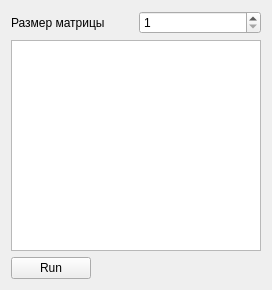
FelixDes/Eigenvectors, file ui.ui: the form before one commit.
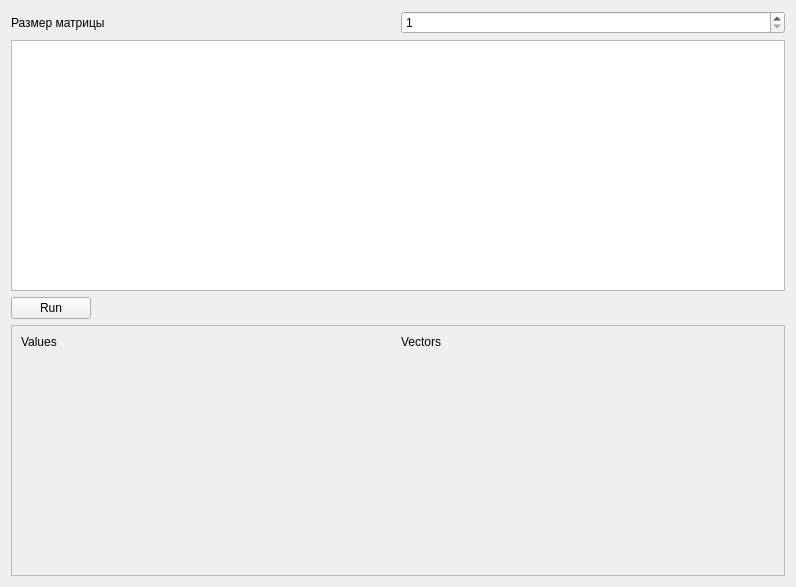
The form after the commit.

Diff of the .ui file:
```diff
--- a/ui.ui
+++ b/ui.ui
@@ -9,14 +9,14 @@
    <rect>
     <x>0</x>
     <y>0</y>
-    <width>272</width>
-    <height>290</height>
+    <width>796</width>
+    <height>587</height>
    </rect>
   </property>
   <property name="windowTitle">
    <string>Form</string>
   </property>
-  <layout class="QHBoxLayout" name="horizontalLayout_3">
+  <layout class="QVBoxLayout" name="verticalLayout_5">
    <item>
     <layout class="QVBoxLayout" name="verticalLayout">
      <item>
@@ -68,6 +68,78 @@
        </item>
       </layout>
      </item>
+     <item>
+      <layout class="QVBoxLayout" name="verticalLayout_2">
+       <item>
+        <widget class="QScrollArea" name="scrollArea">
+         <property name="widgetResizable">
+          <bool>true</bool>
+         </property>
+         <widget class="QWidget" name="scrollAreaWidgetContents">
+          <property name="geometry">
+           <rect>
+            <x>0</x>
+            <y>0</y>
+            <width>776</width>
+            <height>236</height>
+           </rect>
+          </property>
+          <layout class="QHBoxLayout" name="horizontalLayout_4">
+           <item>
+            <layout class="QVBoxLayout" name="verticalLayout_4">
+             <item>
+              <layout class="QHBoxLayout" name="horizontalLayout_5">
+               <item>
+                <layout class="QVBoxLayout" name="_2">
+                 <item>
+                  <widget class="QLabel" name="label_2">
+                   <property name="text">
+                    <string>Values</string>
+                   </property>
+                  </widget>
+                 </item>
+                 <item>
+                  <layout class="QVBoxLayout" name="outputValuesLayout"/>
+                 </item>
+                </layout>
+               </item>
+               <item>
+                <layout class="QVBoxLayout" name="_3">
+                 <item>
+                  <widget class="QLabel" name="label_3">
+                   <property name="text">
+                    <string>Vectors</string>
+                   </property>
+                  </widget>
+                 </item>
+                 <item>
+                  <layout class="QVBoxLayout" name="outputVectorsLayout"/>
+                 </item>
+                </layout>
+               </item>
+              </layout>
+             </item>
+             <item>
+              <spacer name="verticalSpacer">
+               <property name="orientation">
+                <enum>Qt::Vertical</enum>
+               </property>
+               <property name="sizeHint" stdset="0">
+                <size>
+                 <width>20</width>
+                 <height>40</height>
+                </size>
+               </property>
+              </spacer>
+             </item>
+            </layout>
+           </item>
+          </layout>
+         </widget>
+        </widget>
+       </item>
+      </layout>
+     </item>
     </layout>
    </item>
   </layout>
```
